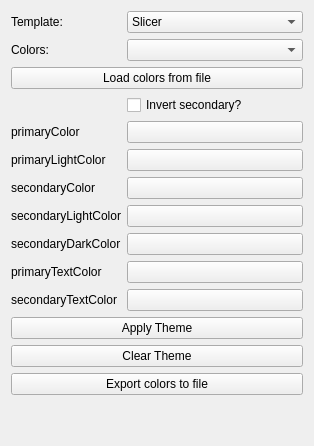
The window that Themes/Resources/UI/Themes.ui (sjh26/SlicerThemes) describes before a commit, drawn with Qt 5.
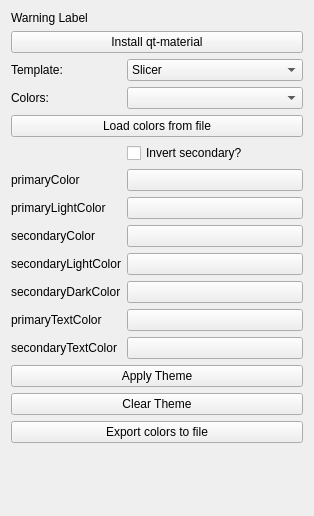
The same window after the commit. Custom widgets are drawn as their Qt base class.

Commit message: ENH: Add button to install custom qt-material

The edit to the form file:
```diff
--- a/Themes/Resources/UI/Themes.ui
+++ b/Themes/Resources/UI/Themes.ui
@@ -7,10 +7,24 @@
     <x>0</x>
     <y>0</y>
     <width>314</width>
-    <height>446</height>
+    <height>516</height>
    </rect>
   </property>
   <layout class="QVBoxLayout" name="verticalLayout">
+   <item>
+    <widget class="QLabel" name="warningLabel">
+     <property name="text">
+      <string>Warning Label</string>
+     </property>
+    </widget>
+   </item>
+   <item>
+    <widget class="QPushButton" name="installQtMaterialButton">
+     <property name="text">
+      <string>Install qt-material</string>
+     </property>
+    </widget>
+   </item>
    <item>
     <layout class="QFormLayout" name="formLayout">
      <item row="0" column="0">
@@ -44,97 +58,97 @@
      <item row="1" column="1">
       <widget class="QComboBox" name="ColorsComboBox"/>
      </item>
-     <item row="3" column="0">
+     <item row="3" column="0" colspan="2">
+      <widget class="QPushButton" name="loadColorsButton">
+       <property name="text">
+        <string>Load colors from file</string>
+       </property>
+      </widget>
+     </item>
+     <item row="4" column="0">
       <widget class="QLabel" name="label_10">
        <property name="text">
         <string/>
        </property>
       </widget>
      </item>
-     <item row="3" column="1">
+     <item row="4" column="1">
       <widget class="QCheckBox" name="InvertCheckBox">
        <property name="text">
         <string>Invert secondary?</string>
        </property>
       </widget>
      </item>
-     <item row="4" column="0">
+     <item row="5" column="0">
       <widget class="QLabel" name="label_3">
        <property name="text">
         <string>primaryColor</string>
        </property>
       </widget>
      </item>
-     <item row="4" column="1">
+     <item row="5" column="1">
       <widget class="ctkColorPickerButton" name="primaryColorPickerButton"/>
      </item>
-     <item row="5" column="0">
+     <item row="6" column="0">
       <widget class="QLabel" name="label_2">
        <property name="text">
         <string>primaryLightColor</string>
        </property>
       </widget>
      </item>
-     <item row="5" column="1">
+     <item row="6" column="1">
       <widget class="ctkColorPickerButton" name="primaryLightColorPickerButton"/>
      </item>
-     <item row="6" column="0">
+     <item row="7" column="0">
       <widget class="QLabel" name="label_4">
        <property name="text">
         <string>secondaryColor</string>
        </property>
       </widget>
      </item>
-     <item row="6" column="1">
+     <item row="7" column="1">
       <widget class="ctkColorPickerButton" name="secondaryColorPickerButton"/>
      </item>
-     <item row="7" column="0">
+     <item row="8" column="0">
       <widget class="QLabel" name="label_5">
        <property name="text">
         <string>secondaryLightColor</string>
        </property>
       </widget>
      </item>
-     <item row="7" column="1">
+     <item row="8" column="1">
       <widget class="ctkColorPickerButton" name="secondaryLightColorPickerButton"/>
      </item>
-     <item row="8" column="0">
+     <item row="9" column="0">
       <widget class="QLabel" name="label_6">
        <property name="text">
         <string>secondaryDarkColor</string>
        </property>
       </widget>
      </item>
-     <item row="8" column="1">
+     <item row="9" column="1">
       <widget class="ctkColorPickerButton" name="secondaryDarkColorPickerButton"/>
      </item>
-     <item row="9" column="0">
+     <item row="10" column="0">
       <widget class="QLabel" name="label_7">
        <property name="text">
         <string>primaryTextColor</string>
        </property>
       </widget>
      </item>
-     <item row="9" column="1">
+     <item row="10" column="1">
       <widget class="ctkColorPickerButton" name="primaryTextColorPickerButton"/>
      </item>
-     <item row="10" column="0">
+     <item row="11" column="0">
       <widget class="QLabel" name="label_8">
        <property name="text">
         <string>secondaryTextColor</string>
        </property>
       </widget>
      </item>
-     <item row="10" column="1">
+     <item row="11" column="1">
       <widget class="ctkColorPickerButton" name="secondaryTextColorPickerButton"/>
      </item>
-     <item row="2" column="0" colspan="2">
-      <widget class="QPushButton" name="loadColorsButton">
-       <property name="text">
-        <string>Load colors from file</string>
-       </property>
-      </widget>
-     </item>
     </layout>
    </item>
    <item>
```
The commit also changes 1 other file.
